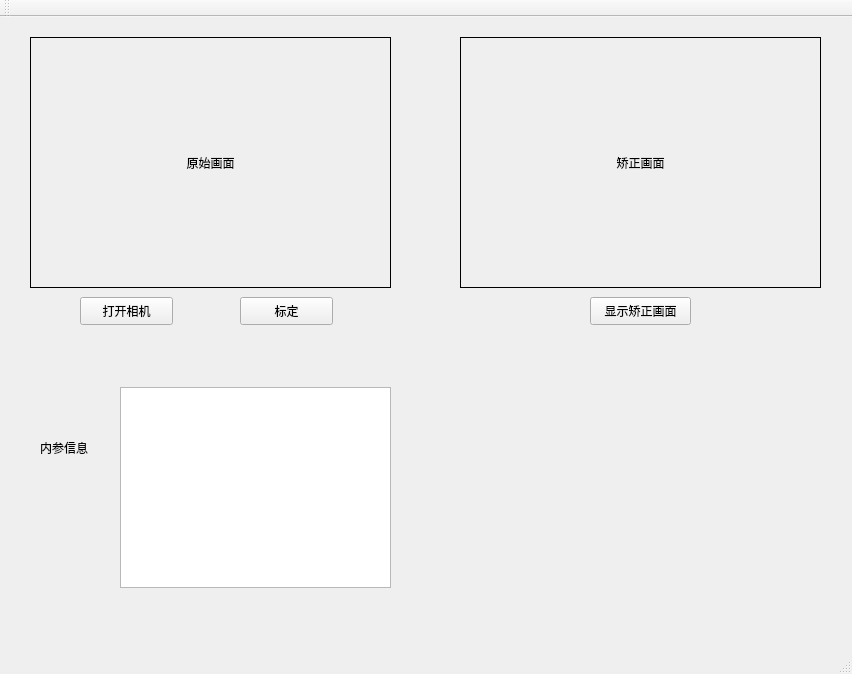
DIY-Z/CameraCalibrationTask, file CameraCalibrationTask/CameraCalibrationTask.ui: the form before one commit.
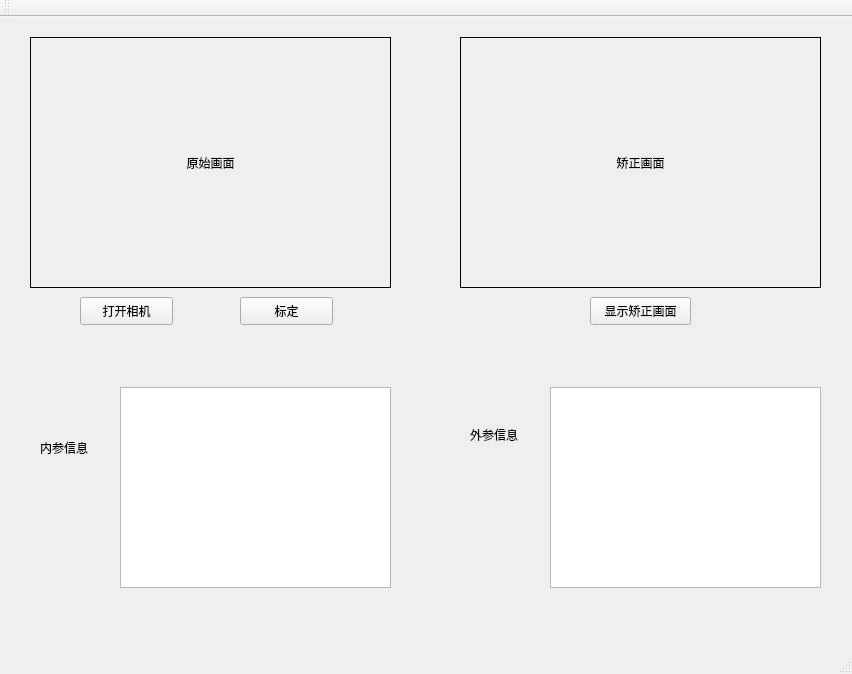
The form after the commit.

Commit message: 新增"显示外参信息"功能

Diff of the .ui file:
```diff
--- a/CameraCalibrationTask/CameraCalibrationTask.ui
+++ b/CameraCalibrationTask/CameraCalibrationTask.ui
@@ -129,6 +129,29 @@
      <string>内参信息</string>
     </property>
    </widget>
+   <widget class="QTextEdit" name="textEdit_outer">
+    <property name="geometry">
+     <rect>
+      <x>550</x>
+      <y>370</y>
+      <width>271</width>
+      <height>201</height>
+     </rect>
+    </property>
+   </widget>
+   <widget class="QLabel" name="label_2">
+    <property name="geometry">
+     <rect>
+      <x>470</x>
+      <y>410</y>
+      <width>72</width>
+      <height>15</height>
+     </rect>
+    </property>
+    <property name="text">
+     <string>外参信息</string>
+    </property>
+   </widget>
   </widget>
   <widget class="QMenuBar" name="menuBar">
    <property name="geometry">
```
The commit also changes 4 other files.
